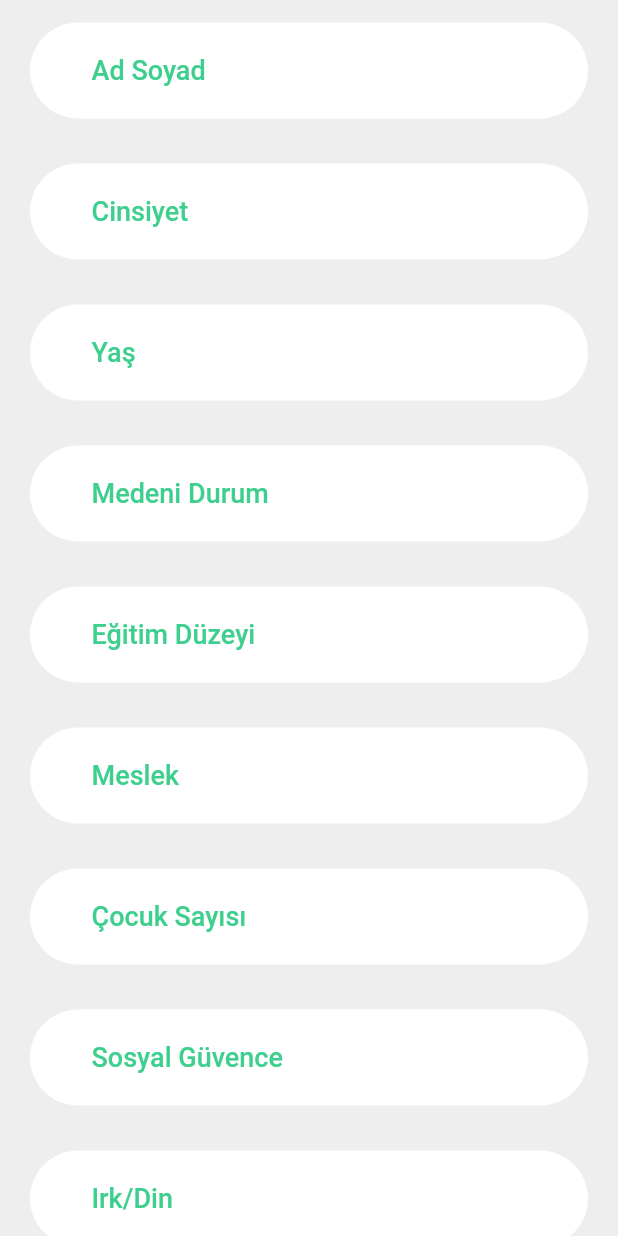
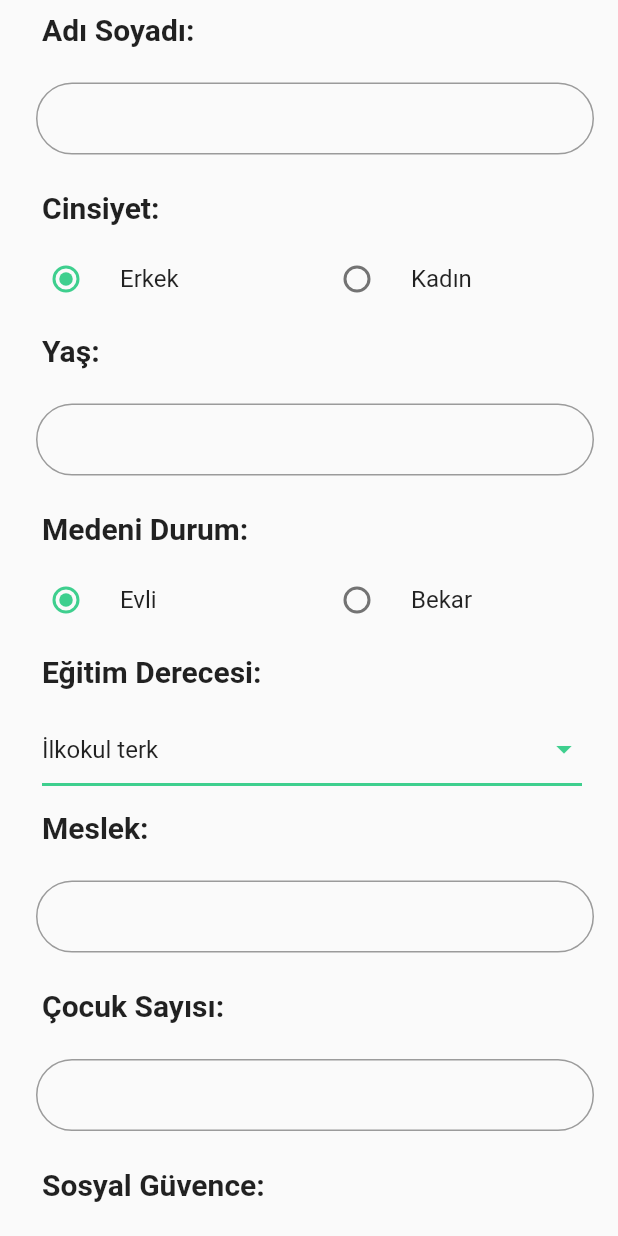
Before and after one commit to VPatient/VPatient, a Flutter app: the SocialDemographicForm screen opened directly, on a phone screen of 412 x 824 dp. Run offline on Flutter 3.47's test engine with Material 2 defaults, Android fonts, the phone set to English and light mode, and no system bars; drawn by our look-alikes of sliding_up_panel; our stand-ins replace carousel_slider, firebase_core, flutter_native_splash, get, get_storage; missing offline and left inert: jwt_decode; accounts and stored records are empty.

Commit message:
social-demographic form has been revisioned.

```diff
--- a/lib/main.dart
+++ b/lib/main.dart
@@ -39,8 +39,10 @@ class MyApp extends StatelessWidget {
       theme: Themes.baseTheme,
       home: GetStorage().hasData("token") ? HomeScreen() : LoginScreen(),
       builder: (context, child) {
-        return Stack(
-          children: [child!, SlideUpPanelView()],
+        return Navigator(
+          onGenerateRoute: (_) => MaterialPageRoute(builder: (context) {
+            return Stack(children: [child!, SlideUpPanelView()]);
+          }),
         );
       },
     );
--- a/lib/screens/forms/social_demographic_form.dart
+++ /dev/null
@@ -1,108 +0,0 @@
-import 'package:flutter/material.dart';
-import 'package:vpatient/widgets/vp_textfield.dart';
-
-class SocialDemographicForm extends StatelessWidget {
-  const SocialDemographicForm({Key? key}) : super(key: key);
-
-  @override
-  Widget build(BuildContext context) {
-    return Container(
-      color: Colors.grey[200],
-      child: SingleChildScrollView(
-        child: Column(
-          children: [
-            VPTextField(
-              text: "Ad Soyad",
-              keyboardType: TextInputType.text,
-              controller: TextEditingController(),
-            ),
-            VPTextField(
-                text: "Cinsiyet",
-                keyboardType: TextInputType.text,
-                controller: TextEditingController()),
-            VPTextField(
-              text: "Yaş",
-              keyboardType: TextInputType.text,
-              controller: TextEditingController(),
-            ),
-            VPTextField(
-              text: "Medeni Durum",
-              keyboardType: TextInputType.text,
-              controller: TextEditingController(),
-            ),
-            VPTextField(
-              text: "Eğitim Düzeyi",
-              keyboardType: TextInputType.text,
-              controller: TextEditingController(),
-            ),
-            VPTextField(
-              text: "Meslek",
-              keyboardType: TextInputType.text,
-              controller: TextEditingController(),
-            ),
-            VPTextField(
-              text: "Çocuk Sayısı",
-              keyboardType: TextInputType.text,
-              controller: TextEditingController(),
-            ),
-            VPTextField(
-              text: "Sosyal Güvence",
-              keyboardType: TextInputType.text,
-              controller: TextEditingController(),
-            ),
-            VPTextField(
-              text: "Irk/Din",
-              keyboardType: TextInputType.text,
-              controller: TextEditingController(),
-            ),
-            VPTextField(
-              text: "Refakatçisi",
-              keyboardType: TextInputType.text,
-              controller: TextEditingController(),
-            ),
-            VPTextField(
-              text: "Kan Grubu",
-              keyboardType: TextInputType.text,
-              controller: TextEditingController(),
-            ),
-            VPTextField(
-              text: "Bulaşıcı Hastalık",
-              keyboardType: TextInputType.text,
-              controller: TextEditingController(),
-            ),
-            VPTextField(
-              text: "Primer Tıbbi Tanı",
-              keyboardType: TextInputType.text,
-              controller: TextEditingController(),
-            ),
-            VPTextField(
-              text: "Boy",
-              keyboardType: TextInputType.number,
-              controller: TextEditingController(),
-            ),
-            VPTextField(
-              text: "Kilo",
-              keyboardType: TextInputType.number,
-              controller: TextEditingController(),
-            ),
-            VPTextField(
-              text: "BKI",
-              keyboardType: TextInputType.number,
-              controller: TextEditingController(),
-            )
-          ],
-        ),
-      ),
-    );
-  }
-}
-
-/*class FormContent extends StatelessWidget {
-  const FormContent({Key? key}) : super(key: key);
-
-  @override
-  Widget build(BuildContext context) {
-
-  }
-}
-*/
--- /dev/null
+++ b/lib/screens/forms/social_demographic_form/social_demographic_form.dart
@@ -0,0 +1,282 @@
+import 'package:flutter/material.dart';
+import 'package:get/get.dart';
+import 'package:vpatient/screens/forms/social_demographic_form/social_demographic_form_controller.dart';
+import 'package:vpatient/style/colors.dart';
+
+import 'package:vpatient/widgets/vp_textfield.dart';
+
+class SocialDemographicForm extends StatelessWidget {
+  SocialDemographicForm({Key? key}) : super(key: key);
+
+  final _controller = Get.put(SocialDemographicFormController());
+
+  @override
+  Widget build(BuildContext context) {
+    return Scaffold(
+      body: SingleChildScrollView(
+        child: Padding(
+          padding: const EdgeInsets.only(left: 8.0, right: 16),
+          child: Column(
+            mainAxisAlignment: MainAxisAlignment.start,
+            mainAxisSize: MainAxisSize.max,
+            crossAxisAlignment: CrossAxisAlignment.start,
+            children: [
+              _renderLabel("Adı Soyadı"),
+              _renderNameSurname(),
+              _renderLabel("Cinsiyet"),
+              _renderGender(),
+              _renderLabel("Yaş"),
+              _renderAge(),
+              _renderLabel("Medeni Durum"),
+              _renderMarritalStatus(),
+              _renderLabel("Eğitim Derecesi"),
+              _renderDegree(),
+              _renderLabel("Meslek"),
+              _renderJob(),
+              _renderLabel("Çocuk Sayısı"),
+              _renderChildNumber(),
+              _renderLabel("Sosyal Güvence"),
+              _renderInsurance(),
+              /*VPTextFieldOutline(
+                text: "Irk/Din",
+                keyboardType: TextInputType.text,
+                controller: TextEditingController(),
+              ),*/
+              _renderLabel("Refakatçisi"),
+              _renderCompanion(),
+              _renderLabel("Kan Grubu"),
+              _renderBloodType(),
+              _renderLabel("Bulaşıcı Hastalık"),
+              _renderContagiousDisease(),
+              _renderLabel("Primer Tıbbi Tanı"),
+              _primaryDiagnosis(),
+              _renderLabel("Boy (cm)"),
+              _renderHeight(),
+              _renderLabel("Kilo (kg)"),
+              _renderWeight(),
+              _renderLabel("Vücut Kitle İndeksi"),
+              _renderBMI()
+            ],
+          ),
+        ),
+      ),
+    );
+  }
+
+  VPTextFieldOutline _renderBMI() {
+    return VPTextFieldOutline(
+      enabled: false,
+      text: "",
+      keyboardType: TextInputType.number,
+      controller: _controller.bmiController,
+    );
+  }
+
+  VPTextFieldOutline _renderWeight() {
+    return VPTextFieldOutline(
+      text: "",
+      keyboardType: TextInputType.number,
+      controller: _controller.weightController,
+    );
+  }
+
+  VPTextFieldOutline _renderHeight() {
+    return VPTextFieldOutline(
+      text: "",
+      keyboardType: TextInputType.number,
+      controller: _controller.heightController,
+    );
+  }
+
+  VPTextFieldOutline _primaryDiagnosis() {
+    return VPTextFieldOutline(
+      text: "",
+      keyboardType: TextInputType.text,
+      controller: _controller.primaryDiagnosisController,
+    );
+  }
+
+  Obx _renderContagiousDisease() {
+    return Obx(() => Row(
+          mainAxisAlignment: MainAxisAlignment.center,
+          children: [
+            Expanded(
+              child: RadioListTile(
+                activeColor: VPColors.primaryColor,
+                title: const Text("Yok"),
+                value: "Yok",
+                groupValue: _controller.contagiousDisease,
+                onChanged: (value) => _controller.setContagiousDisease = value!,
+              ),
+            ),
+            Expanded(
+              child: RadioListTile(
+                activeColor: VPColors.primaryColor,
+                title: const Text("Var"),
+                value: "Var",
+                groupValue: _controller.contagiousDisease,
+                onChanged: (value) => _controller.setContagiousDisease = value!,
+              ),
+            ),
+          ],
+        ));
+  }
+
+  Padding _renderBloodType() {
+    return Padding(
+        padding: const EdgeInsets.only(left: 20.0, right: 8),
+        child: Obx(() => DropdownButton<String>(
+            isExpanded: true,
+            icon:
+                const Icon(Icons.arrow_drop_down, color: VPColors.primaryColor),
+            itemHeight: 65,
+            underline: Container(height: 2, color: VPColors.primaryColor),
+            value: _controller.bloodType,
+            items: _controller.bloodTypeList
+                .map<DropdownMenuItem<String>>((String value) {
+              return DropdownMenuItem<String>(
+                value: value,
+                child: SizedBox(width: 150, child: Text(value)),
+              );
+            }).toList(),
+            onChanged: (value) => _controller.setBloodType = value!)));
+  }
+
+  Padding _renderCompanion() {
+    return Padding(
+        padding: const EdgeInsets.only(left: 20.0, right: 8),
+        child: Obx(() => DropdownButton<String>(
+            isExpanded: true,
+            icon:
+                const Icon(Icons.arrow_drop_down, color: VPColors.primaryColor),
+            itemHeight: 65,
+            underline: Container(height: 2, color: VPColors.primaryColor),
+            value: _controller.companion,
+            items: _controller.companionList
+                .map<DropdownMenuItem<String>>((String value) {
+              return DropdownMenuItem<String>(
+                value: value,
+                child: SizedBox(width: 150, child: Text(value)),
+              );
+            }).toList(),
+            onChanged: (value) => _controller.setCompanion = value!)));
+  }
+
+  VPTextFieldOutline _renderInsurance() {
+    return VPTextFieldOutline(
+        text: "",
+        keyboardType: TextInputType.text,
+        controller: _controller.insuranceController);
+  }
+
+  VPTextFieldOutline _renderChildNumber() {
+    return VPTextFieldOutline(
+      text: "",
+      keyboardType: TextInputType.number,
+      controller: _controller.childNumberController,
+    );
+  }
+
+  VPTextFieldOutline _renderJob() {
+    return VPTextFieldOutline(
+      text: "",
+      keyboardType: TextInputType.text,
+      controller: _controller.jobController,
+    );
+  }
+
+  Padding _renderDegree() {
+    return Padding(
+        padding: const EdgeInsets.only(left: 20.0, right: 8),
+        child: Obx(() => DropdownButton<String>(
+            isExpanded: true,
+            icon:
+                const Icon(Icons.arrow_drop_down, color: VPColors.primaryColor),
+            itemHeight: 65,
+            underline: Container(height: 2, color: VPColors.primaryColor),
+            value: _controller.degree,
+            items: _controller.degreeList
+                .map<DropdownMenuItem<String>>((String value) {
+              return DropdownMenuItem<String>(
+                value: value,
+                child: SizedBox(width: 150, child: Text(value)),
+              );
+            }).toList(),
+            onChanged: (value) => _controller.setDegree = value!)));
+  }
+
+  VPTextFieldOutline _renderNameSurname() {
+    return VPTextFieldOutline(
+      text: "",
+      keyboardType: TextInputType.text,
+      controller: _controller.nameSurnameController,
+    );
+  }
+
+  Padding _renderLabel(String label) {
+    return Padding(
+      padding: const EdgeInsets.symmetric(vertical: 8.0, horizontal: 20),
+      child: Text("$label: ", style: Get.textTheme.labelLarge),
+    );
+  }
+
+  Obx _renderGender() {
+    return Obx(() => Row(
+          mainAxisAlignment: MainAxisAlignment.center,
+          children: [
+            Expanded(
+              child: RadioListTile(
+                activeColor: VPColors.primaryColor,
+                title: const Text("Erkek"),
+                value: "Erkek",
+                groupValue: _controller.gender,
+                onChanged: (value) => _controller.setGender = value!,
+              ),
+            ),
+            Expanded(
+              child: RadioListTile(
+                activeColor: VPColors.primaryColor,
+                title: const Text("Kadın"),
+                value: "Kadın",
+                groupValue: _controller.gender,
+                onChanged: (value) => _controller.setGender = value!,
+              ),
+            ),
+          ],
+        ));
+  }
+
+  VPTextFieldOutline _renderAge() {
+    return VPTextFieldOutline(
+      text: "",
+      keyboardType: TextInputType.number,
+      controller: _controller.ageController,
+    );
+  }
+
+  Obx _renderMarritalStatus() {
+    return Obx(() => Row(
+          mainAxisAlignment: MainAxisAlignment.center,
+          children: [
+            Expanded(
+              child: RadioListTile(
+                activeColor: VPColors.primaryColor,
+                title: const Text("Evli"),
+                value: "Evli",
+                groupValue: _controller.marritalStatus,
+                onChanged: (value) => _controller.setMarritalStatus = value!,
+              ),
+            ),
+            Expanded(
+              child: RadioListTile(
+                activeColor: VPColors.primaryColor,
+                title: const Text("Bekar"),
+                value: "Bekar",
+                groupValue: _controller.marritalStatus,
+                onChanged: (value) => _controller.setMarritalStatus = value!,
+              ),
+            ),
+          ],
+        ));
+  }
+}
--- /dev/null
+++ b/lib/screens/forms/social_demographic_form/social_demographic_form_controller.dart
@@ -0,0 +1,106 @@
+import 'package:flutter/material.dart';
+import 'package:get/get.dart';
+
+class SocialDemographicFormController extends GetxController {
+  @override
+  void onInit() {
+    super.onInit();
+    setDegree = "İlkokul terk";
+    setCompanion = "Eşi";
+    setBloodType = "0 (+)";
+    heightController.addListener(_calculateBMI);
+    weightController.addListener(_calculateBMI);
+  }
+
+  void _calculateBMI() {
+    int weight = int.parse(weightController.value.text);
+    int height = int.parse(heightController.value.text);
+
+    var bmi = weight / ((height / 100) * (height / 100));
+
+    bmiController.text = bmi.toString();
+  }
+
+  // Text field controllers to handle text field's data
+  final TextEditingController nameSurnameController = TextEditingController();
+  final TextEditingController ageController = TextEditingController();
+  final TextEditingController jobController = TextEditingController();
+  final TextEditingController childNumberController = TextEditingController();
+  final TextEditingController insuranceController = TextEditingController();
+  final TextEditingController primaryDiagnosisController =
+      TextEditingController();
+  final TextEditingController heightController = TextEditingController();
+  final TextEditingController weightController = TextEditingController();
+  final TextEditingController bmiController = TextEditingController();
+
+  // Gender variables
+  final _genderValue = "Erkek".obs;
+  String get gender => _genderValue.value;
+  set setGender(String value) {
+    _genderValue.value = value;
+  }
+  // Gender variables
+
+  // Marrital Status variables
+  final _marritalStatus = "Evli".obs;
+  String get marritalStatus => _marritalStatus.value;
+  set setMarritalStatus(String value) {
+    _marritalStatus.value = value;
+  }
+  // Marrital Status variables
+
+  // Degree variables
+  final List<String> _degreeList = [
+    'İlkokul terk',
+    'İlkokul',
+    'Ortaokul',
+    'Lise',
+    'Üniversite'
+  ];
+  get degreeList => _degreeList;
+  final _degree = "".obs;
+  get degree => _degree.value;
+  set setDegree(String value) => _degree.value = value;
+  // Degree variables
+
+// Companion variables
+  final List<String> _companionList = [
+    'Eşi',
+    'Annesi',
+    'Babası',
+    'Çocuğu',
+    'Kardeşi',
+    'Diğer'
+  ];
+  get companionList => _companionList;
+  final _companion = "".obs;
+  get companion => _companion.value;
+  set setCompanion(String value) => _companion.value = value;
+  // Companion variables
+
+  // Companion variables
+  final List<String> _bloodTypeList = [
+    "0 (+)",
+    "0 (-)",
+    "A (+)",
+    "A (-)",
+    "B (+)",
+    "B (-)",
+    "AB (+)",
+    "AB (-)"
+  ];
+  get bloodTypeList => _bloodTypeList;
+  final _bloodType = "".obs;
+  get bloodType => _bloodType.value;
+  set setBloodType(String value) => _bloodType.value = value;
+  // Blood type variables
+
+  // Contagious disease variables
+  final _contagiousDiseaseValue = "Yok".obs;
+  String get contagiousDisease => _contagiousDiseaseValue.value;
+  set setContagiousDisease(String value) {
+    _contagiousDiseaseValue.value = value;
+  }
+  // Contagious disease variables
+
+}
--- a/lib/screens/slide_up_panel/slide_up_panel_view.dart
+++ b/lib/screens/slide_up_panel/slide_up_panel_view.dart
@@ -7,7 +7,7 @@ import 'package:vpatient/screens/forms/laboratory_results_form.dart';
 import 'package:vpatient/screens/forms/medicines_form.dart';
 import 'package:vpatient/screens/forms/norton_pressure_ulcer_form.dart';
 import 'package:vpatient/screens/forms/pain_description_form.dart';
-import 'package:vpatient/screens/forms/social_demographic_form.dart';
+import 'package:vpatient/screens/forms/social_demographic_form/social_demographic_form.dart';
 import 'package:vpatient/screens/forms/vital_sign_form.dart';
 import 'package:vpatient/screens/slide_up_panel/slide_up_panel_controller.dart';
 import 'package:vpatient/style/colors.dart';
@@ -21,45 +21,12 @@ class SlideUpPanelView extends StatelessWidget {
 
   @override
   Widget build(BuildContext context) {
-    /*return Miniplayer(
-      controller: _controller.miniPlayController,
-      minHeight: Get.size.height * .05,
-      maxHeight: Get.size.height * .9,
-      builder: (height, percentage) {
-        if (percentage < .9) {
-          return Container(
-            decoration: const BoxDecoration(
-                borderRadius: BorderRadius.only(
-                    topLeft: Radius.circular(20),
-                    topRight: Radius.circular(20))),
-            alignment: Alignment.center,
-            child: const Divider(
-              color: VPColors.primaryColor,
-              thickness: 3,
-              indent: 100,
-              endIndent: 100,
-            ),
-          );
-        } else {
-          return _slideUpPanelBody();
-        }
-      },
-    );*/
     return SlidingUpPanel(
       controller: _controller.panelController,
       borderRadius: const BorderRadius.only(
         topLeft: Radius.circular(24.0),
         topRight: Radius.circular(24.0),
       ),
-      /*collapsed: Container(
-        alignment: Alignment.center,
-        child: const Divider(
-          color: VPColors.primaryColor,
-          thickness: 3,
-          indent: 100,
-          endIndent: 100,
-        ),
-      ),*/
       minHeight: 0,
       maxHeight: Get.size.height * .9,
       panel: _slideUpPanelBody(),
@@ -68,9 +35,7 @@ class SlideUpPanelView extends StatelessWidget {
 
   Widget _slideUpPanelBody() {
     return Scaffold(
-      body: Padding(
-        padding: const EdgeInsets.symmetric(vertical: 26.0),
-        child: Column(
+      body: Column(
         mainAxisAlignment: MainAxisAlignment.start,
         children: [
           TabBar(
@@ -99,9 +64,7 @@ class SlideUpPanelView extends StatelessWidget {
             ],
           ),
           Expanded(
-              child: TabBarView(
-                  controller: _controller.tabController,
-                  children: const [
+            child: TabBarView(controller: _controller.tabController, children: [
               SocialDemographicForm(),
               PainDescriptionForm(),
               NortonPressureUlcerForm(),
@@ -114,7 +77,6 @@ class SlideUpPanelView extends StatelessWidget {
           )
         ],
       ),
-      ),
     );
   }
 }
--- a/lib/widgets/vp_textfield.dart
+++ b/lib/widgets/vp_textfield.dart
@@ -74,53 +74,58 @@ class VPTextField extends StatelessWidget {
   }
 }
 
-/*class VpTextField extends StatefulWidget {
-  final TextInputType keyboardType;
-  final String hint;
+class VPTextFieldOutline extends StatelessWidget {
+  const VPTextFieldOutline(
+      {Key? key,
+      required TextEditingController controller,
+      isObscured = false,
+      icon,
+      enabled = true,
+      maxLines = 1,
+      required text,
+      required keyboardType})
+      : _controller = controller,
+        _isObscured = isObscured,
+        _isEnabled = enabled,
+        _text = text,
+        _icon = icon,
+        _maxLines = maxLines,
+        _keyboardType = keyboardType,
+        super(key: key);
 
-  const VpTextField({Key? key, required this.hint, required this.keyboardType})
-      : super(key: key);
-
-  @override
-  State<VpTextField> createState() => _VpTextFieldState();
-}
-
-class _VpTextFieldState extends State<VpTextField> {
-  late TextEditingController _controller;
-
-  @override
-  void initState() {
-    super.initState();
-    _controller = TextEditingController();
-  }
-
-  @override
-  void dispose() {
-    _controller.dispose();
-    super.dispose();
-  }
+  final TextEditingController _controller;
+  final bool _isObscured;
+  final String _text;
+  final IconData? _icon;
+  final TextInputType _keyboardType;
+  final bool _isEnabled;
+  final int _maxLines;
 
   @override
   Widget build(BuildContext context) {
-    return Container(
-      decoration: const BoxDecoration(
-          color: Colors.white,
-          borderRadius: BorderRadius.all(Radius.circular(50))),
-      margin: const EdgeInsets.symmetric(horizontal: 20, vertical: 15),
-      padding: const EdgeInsets.symmetric(horizontal: 25, vertical: 8),
+    return Padding(
+      padding: const EdgeInsets.symmetric(vertical: 16.0),
       child: TextField(
-        keyboardType: widget.keyboardType,
+        maxLines: _maxLines,
+        textAlign: TextAlign.start,
+        enabled: _isEnabled,
+        keyboardType: _keyboardType,
         style: Theme.of(context).textTheme.bodyText1,
-        obscureText: false,
+        obscureText: _isObscured,
         controller: _controller,
         cursorColor: VPColors.primaryColor,
         decoration: InputDecoration(
-            border: InputBorder.none,
-            contentPadding: const EdgeInsets.symmetric(horizontal: 10),
-            hintText: widget.hint,
-            hintStyle: Theme.of(context).textTheme.bodyText1),
+          border: OutlineInputBorder(borderRadius: BorderRadius.circular(25)),
+          focusedBorder: OutlineInputBorder(
+              borderRadius: BorderRadius.circular(25),
+              borderSide: const BorderSide(color: VPColors.primaryColor)),
+          floatingLabelStyle: const TextStyle(color: VPColors.primaryColor),
+          contentPadding: const EdgeInsets.symmetric(horizontal: 16),
+          icon: Icon(_icon,
+              color: VPColors.primaryColor, size: _icon == null ? 0 : 24),
+          labelText: _text,
+        ),
       ),
     );
   }
 }
-*/
```
Also changed, not shown: lib/screens/forms/norton_pressure_ulcer_form.dart (+20 -11 lines). Lines whose indentation alone changed are shown as unchanged.
